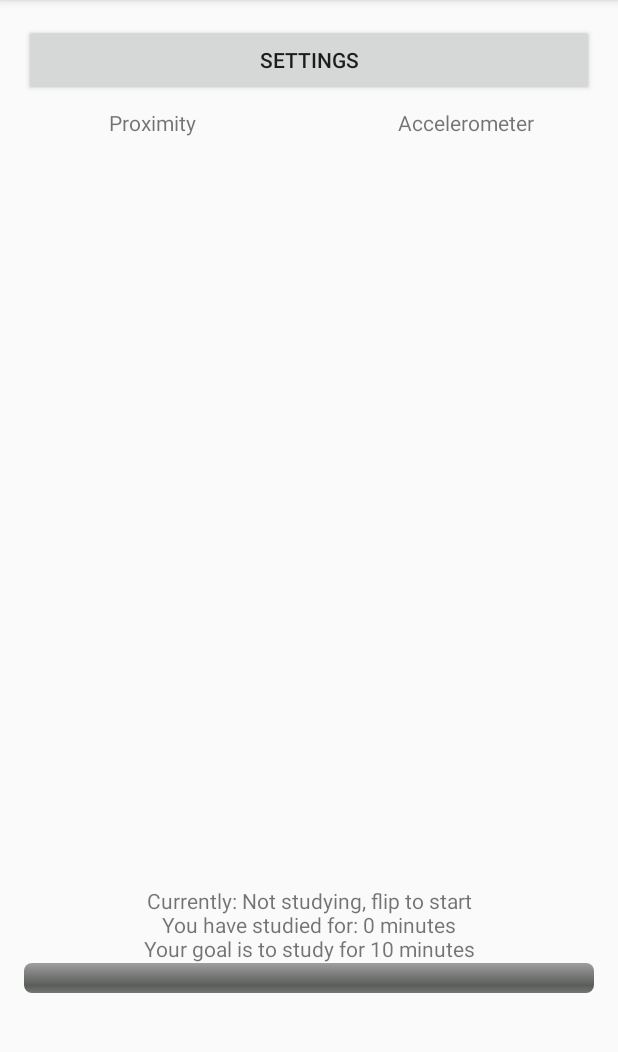
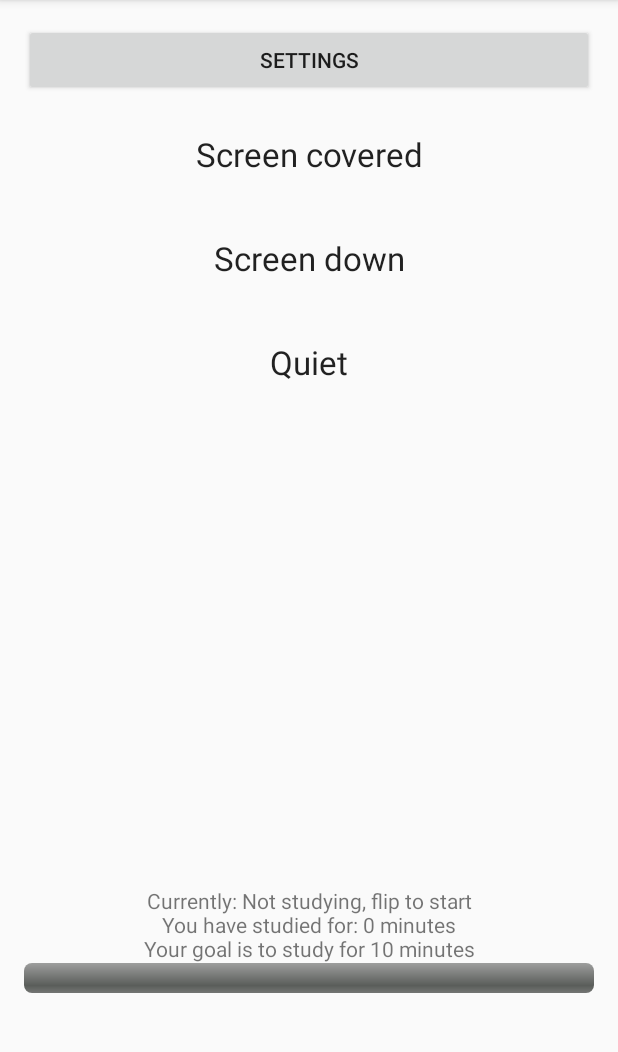
Before and after one commit to NBerlin/MAMN01Projekt, an Android app: the screen it shows after launch (MainActivity), on a phone screen of 412 x 824 dp, the part 84-1136 px from its top. Run offline under Robolectric (Android 15) with nearby library versions, the light colour scheme and no system bars.

Commit message:
Implemented noise detection
Implemented so application works on sdk 22
Rewrote some settings stuff
Made UI larger
Made permission handling abit smother

```diff
--- a/app/build.gradle
+++ b/app/build.gradle
@@ -4,7 +4,7 @@ android {
     compileSdkVersion 27
     defaultConfig {
         applicationId "grupp1.pluggfokus"
-        minSdkVersion 24
+        minSdkVersion 22
         targetSdkVersion 27
         versionCode 1
         versionName "1.0"
--- a/app/src/main/AndroidManifest.xml
+++ b/app/src/main/AndroidManifest.xml
@@ -4,6 +4,7 @@
     <uses-permission android:name="android.permission.VIBRATE"/>
     <uses-permission android:name="android.permission.ACCESS_NOTIFICATION_POLICY" />
     <uses-permission android:name="android.permission.WRITE_SETTINGS"/>
+    <uses-permission android:name="android.permission.RECORD_AUDIO" />
 
     <application
         android:allowBackup="true"
--- a/app/src/main/java/grupp1/projekt/MainActivity.java
+++ b/app/src/main/java/grupp1/projekt/MainActivity.java
@@ -24,16 +24,19 @@ import grupp1.projekt.detector.SensorEnums;
 import grupp1.projekt.settings.SettingsValues;
 import grupp1.projekt.settings.SettingActivity;
 import grupp1.projekt.detector.StudyTimer;
+import grupp1.projekt.util.SystemSettings;
 
 public class MainActivity extends AppCompatActivity implements DetectorListener, View.OnClickListener {
 
     private Detector mDetector;
 
-    private TextView mTextView, mTextAccelerometer, mTextProximity;
+    private TextView mTextView, mTextAccelerometer, mTextProximity, mTextNoise;
     private ProgressBar mProgressView;
     private Button mSettingsButton;
     private MediaPlayer mediaPlayer;
 
+    private SystemSettings mSystemSettings;
+    private SettingsChanger mSettingsChanger;
     private SettingsValues mSettingsValues;
 
     private SensorEnums lastState;
@@ -47,15 +50,21 @@ public class MainActivity extends AppCompatActivity implements DetectorListener,
         mTextView = findViewById(R.id.main_text);
         mProgressView = findViewById(R.id.progress_text);
         mSettingsButton = findViewById(R.id.button_settings);
+
         mTextAccelerometer = findViewById(R.id.text_accelerometer);
         mTextProximity = findViewById(R.id.text_proximity);
+        mTextNoise = findViewById(R.id.text_noise);
+
         mProgressView.setProgressTintList(ColorStateList.valueOf(Color.BLUE));
         mProgressView.setProgress(timer.getToday());
 
-
         mDetector = new Detector(this);
         lastState = SensorEnums.OUTSIDE;
+
         mSettingsValues = new SettingsValues(this.getBaseContext());
+        mSettingsChanger = new SettingsChanger(this.getBaseContext());
+        mSystemSettings = new SystemSettings(this.getBaseContext());
+
         onStateChange(lastState);
         mediaPlayer = MediaPlayer.create(getApplicationContext(), R.raw.tada);
     }
@@ -63,10 +72,19 @@ public class MainActivity extends AppCompatActivity implements DetectorListener,
     @Override
     protected void onStart() {
         super.onStart();
+        if (mSettingsValues.isBrightnessOn() && !mSystemSettings.isBrightnessAvailable()) {
+            mSystemSettings.requestBrightness(this);
+        } else if(mSettingsValues.isDoNotDisturbOn() && !mSystemSettings.isDoNotDisturbAvailable()) {
+            mSystemSettings.requestDoNotDisturb(this);
+        } else if (mSettingsValues.isNoiseOn() && !mSystemSettings.isRecordingAvailable()) {
+            mSystemSettings.requestAudioRecording(this);
+        }
+
         onStateChange(lastState);
 
         mDetector.registerListener(this);
-        mDetector.start();
+        mDetector.registerListener(mSettingsChanger);
+        mDetector.restart();
 
         mSettingsButton.setOnClickListener(this);
     }
@@ -75,6 +93,7 @@ public class MainActivity extends AppCompatActivity implements DetectorListener,
     protected void onStop() {
         super.onStop();
         mDetector.unregisterListener(this);
+        mDetector.unregisterListener(mSettingsChanger);
         mDetector.stop();
     }
 
@@ -111,13 +130,19 @@ public class MainActivity extends AppCompatActivity implements DetectorListener,
                 view = mTextProximity;
             } else if (key.equals("accelerometer")) {
                 view = mTextAccelerometer;
+            } else if (key.equals("noise")) {
+                view = mTextNoise;
             }
 
             SensorEnums s = fenceStates.get(key);
             if (s == SensorEnums.INSIDE) {
                 view.setBackgroundColor(Color.GREEN);
+                view.setVisibility(View.VISIBLE);
+            } else if (s == SensorEnums.OUTSIDE) {
+                view.setBackgroundColor(Color.RED);
+                view.setVisibility(View.VISIBLE);
             } else {
-                view.setBackgroundColor(Color.RED);
+                view.setVisibility(View.GONE);
             }
         }
 
@@ -129,8 +154,20 @@ public class MainActivity extends AppCompatActivity implements DetectorListener,
     }
 
     @Override
+    protected void onActivityResult(int requestCode, int resultCode, Intent data) {
+        super.onActivityResult(requestCode, resultCode, data);
+        if (requestCode == SystemSettings.REQUEST_CODE_AUDIO) {
+            mDetector.restart();
+        } else if (requestCode == SystemSettings.REQUEST_CODE_SETTINGS) {
+            mTextAccelerometer.setVisibility(View.GONE);
+            mTextProximity.setVisibility(View.GONE);
+            mTextNoise.setVisibility(View.GONE);
+        }
+    }
+
+    @Override
     public void onClick(View v) {
         Intent intent = new Intent(this, SettingActivity.class);
-        startActivity(intent);
+        startActivityForResult(intent, SystemSettings.REQUEST_CODE_SETTINGS);
     }
 }
--- /dev/null
+++ b/app/src/main/java/grupp1/projekt/SettingsChanger.java
@@ -0,0 +1,27 @@
+package grupp1.projekt;
+
+import android.content.Context;
+
+import grupp1.projekt.detector.DetectorListener;
+import grupp1.projekt.detector.SensorEnums;
+import grupp1.projekt.util.SystemSettings;
+
+public class SettingsChanger implements DetectorListener {
+    private final Context mContext;
+    private final SystemSettings mSystemSettings;
+
+    public SettingsChanger(Context context) {
+        mContext = context;
+        mSystemSettings = new SystemSettings(context);
+    }
+
+    @Override
+    public void onStateChange(SensorEnums state) {
+        if (mSystemSettings.isBrightnessAvailable()) {
+            mSystemSettings.setBrightness(state == SensorEnums.INSIDE);
+        }
+        if (mSystemSettings.isDoNotDisturbAvailable()) {
+            mSystemSettings.setSilent(state == SensorEnums.INSIDE);
+        }
+    }
+}
--- a/app/src/main/java/grupp1/projekt/detector/Detector.java
+++ b/app/src/main/java/grupp1/projekt/detector/Detector.java
@@ -1,17 +1,14 @@
 package grupp1.projekt.detector;
 
-import android.app.NotificationManager;
 import android.content.Context;
-import android.content.Intent;
-import android.media.AudioManager;
 
-import grupp1.projekt.settings.SettingsValues;
-
-import android.provider.Settings;
 import android.util.Log;
 
 import java.util.ArrayList;
 import java.util.HashMap;
+
+import grupp1.projekt.settings.SettingsValues;
+import grupp1.projekt.util.SystemSettings;
 
 public class Detector implements SensorFenceListener {
 
@@ -19,30 +16,50 @@ public class Detector implements SensorFenceListener {
     private final ArrayList<SensorFence> mFences;
     private final SettingsValues mSettings;
     private final Context mContext;
-    private HashMap<String, grupp1.projekt.detector.SensorEnums> states;
+    private final SystemSettings mSystemSettings;
+    private boolean mIsRunning;
 
     public Detector(Context context) {
         mListeners = new ArrayList<>();
         mFences = new ArrayList<>();
         mContext = context;
         mSettings = new SettingsValues(mContext);
+        mSystemSettings = new SystemSettings(mContext);
     }
 
     public void start() {
+        if (!mIsRunning) {
+            mIsRunning = true;
+            if (mSettings.isAccelerometerOn()) {
                 mFences.add(new Accelerometer());
+            }
+            if (mSettings.isProximityOn()) {
                 mFences.add(new Proximity());
+            }
+            if (mSettings.isNoiseOn() && mSystemSettings.isRecordingAvailable()) {
+                mFences.add(new Noise());
+            }
 
             for (SensorFence fence : mFences) {
+                try {
+                    fence.start(mContext);
                     fence.registerListener(this);
-            fence.start(mContext);
+                } catch (PermissionException e) {
+                    e.printStackTrace();
+                }
+            }
         }
     }
 
     public void stop() {
+        if (mIsRunning) {
             for (SensorFence fence : mFences) {
                 fence.stop();
                 fence.unregisterListener(this);
             }
+            mFences.clear();
+        }
+        mIsRunning = false;
     }
 
     public void registerListener(DetectorListener listener) {
@@ -63,51 +80,8 @@ public class Detector implements SensorFenceListener {
 
         SensorEnums outState = isInside ? SensorEnums.INSIDE : SensorEnums.OUTSIDE;
 
-        setSilent(isInside, mContext);
-        setBrightness(isInside, mContext);
         for (DetectorListener listener : mListeners) {
             listener.onStateChange(outState);
-        }
-    }
-
-    private void setBrightness(boolean darken, Context mContext) {
-        if (!Settings.System.canWrite(mContext)) {
-            Intent intent = new Intent(android.provider.Settings.ACTION_MANAGE_WRITE_SETTINGS);
-            mContext.startActivity(intent);
-        }
-
-        if (Settings.System.canWrite(mContext)) {
-            if (darken) {
-                Settings.System.putInt(mContext.getContentResolver(),
-                        Settings.System.SCREEN_BRIGHTNESS, 0);
-            } else {
-                Settings.System.putInt(mContext.getContentResolver(),
-                        Settings.System.SCREEN_BRIGHTNESS, 125);
-            }
-        }
-    }
-
-    private void setSilent(boolean silent, Context context) {
-        if (!mSettings.isDoNotDisturbOn()) {
-            return;
-        }
-        NotificationManager notificationManager =
-                (NotificationManager) context.getSystemService(Context.NOTIFICATION_SERVICE);
-
-        if (!notificationManager.isNotificationPolicyAccessGranted()) {
-            Intent intent = new Intent(android.provider.Settings.ACTION_NOTIFICATION_POLICY_ACCESS_SETTINGS);
-            mContext.startActivity(intent);
-        }
-
-        if (notificationManager.isNotificationPolicyAccessGranted()) {
-            AudioManager audio = (AudioManager) context.getSystemService(Context.AUDIO_SERVICE);
-            if (audio != null) {
-                if (silent) {
-                    audio.setRingerMode(AudioManager.RINGER_MODE_SILENT);
-                } else {
-                    audio.setRingerMode(AudioManager.RINGER_MODE_NORMAL);
-                }
-            }
         }
     }
 
@@ -118,4 +92,9 @@ public class Detector implements SensorFenceListener {
         }
         return map;
     }
+
+    public void restart() {
+        stop();
+        start();
     }
+}
--- /dev/null
+++ b/app/src/main/java/grupp1/projekt/detector/PermissionException.java
@@ -0,0 +1,4 @@
+package grupp1.projekt.detector;
+
+class PermissionException extends Throwable {
+}
--- a/app/src/main/java/grupp1/projekt/detector/Proximity.java
+++ b/app/src/main/java/grupp1/projekt/detector/Proximity.java
@@ -35,6 +35,7 @@ public class Proximity implements SensorFence, SensorEventListener {
         } else {
             state = OUTSIDE;
         }
+
         if (mLastState != state) {
             mLastState = state;
             informListeners(state);
--- a/app/src/main/java/grupp1/projekt/detector/SensorFence.java
+++ b/app/src/main/java/grupp1/projekt/detector/SensorFence.java
@@ -4,7 +4,7 @@ import android.content.Context;
 
 public interface SensorFence {
 
-    void start(Context context);
+    void start(Context context) throws PermissionException;
     void stop();
 
     void registerListener(SensorFenceListener listener);
--- a/app/src/main/java/grupp1/projekt/detector/StudyTimer.java
+++ b/app/src/main/java/grupp1/projekt/detector/StudyTimer.java
@@ -26,7 +26,7 @@ public class StudyTimer {
         lastStart = null;
         hasRung = false;
         mStorage = Storage.loadStudyTime(context);
-        mDateFormat = new SimpleDateFormat("YYYY-MM-DD", Locale.getDefault());
+        mDateFormat = new SimpleDateFormat("yyyy-MM-DD", Locale.getDefault());
     }
 
     public void start() {
--- a/app/src/main/java/grupp1/projekt/settings/SettingsValues.java
+++ b/app/src/main/java/grupp1/projekt/settings/SettingsValues.java
@@ -7,11 +7,14 @@ import android.support.v7.preference.PreferenceManager;
 public class SettingsValues {
 
     private final static String PREF_TIME_TO_STUDY = "study_goal_minutes";
+
     private final static String PREF_ACCELEROMETER = "detector_accelerometer";
     private final static String PREF_PROXIMITY = "detector_proximity";
-    private final static String PREF_VOICE = "detector_voice";
+    private final static String PREF_NOISE = "detector_voice";
+
     private final static String PREF_FEEDBACK_ON = "feedback_on";
     private final static String PREF_DO_NOT_DISTURB = "do_not_disturb";
+    private final static String PREF_BRIGHTNESS = "brightness_control";
 
     private final SharedPreferences mPreferences;
 
@@ -33,24 +36,27 @@ public class SettingsValues {
     }
 
     public boolean isFeedbackOn() {
-        return mPreferences.getBoolean(PREF_FEEDBACK_ON, true);
+        return mPreferences.getBoolean(PREF_FEEDBACK_ON, false);
     }
 
     public boolean isDoNotDisturbOn() {
-        return mPreferences.getBoolean(PREF_DO_NOT_DISTURB, true);
+        return mPreferences.getBoolean(PREF_DO_NOT_DISTURB, false);
     }
 
     public boolean isAccelerometerOn() {
-        return mPreferences.getBoolean(PREF_ACCELEROMETER, true);
+        return mPreferences.getBoolean(PREF_ACCELEROMETER, false);
     }
 
     public boolean isProximityOn() {
-        return mPreferences.getBoolean(PREF_PROXIMITY, true);
+        return mPreferences.getBoolean(PREF_PROXIMITY, false);
     }
 
-    public boolean isVoiceOn() {
-        return mPreferences.getBoolean(PREF_VOICE, true);
+    public boolean isNoiseOn() {
+        return mPreferences.getBoolean(PREF_NOISE, false);
     }
 
 
+    public boolean isBrightnessOn() {
+        return mPreferences.getBoolean(PREF_BRIGHTNESS, false);
+    }
 }
--- a/app/src/main/res/layout/activity_main.xml
+++ b/app/src/main/res/layout/activity_main.xml
@@ -11,6 +11,7 @@
         android:layout_width="match_parent"
         android:layout_height="wrap_content"
         android:text="Settings"/>
+
 
 
     <LinearLayout
@@ -43,26 +44,49 @@
 
     <TextView
         android:id="@+id/text_proximity"
-        android:layout_width="wrap_content"
+        android:layout_width="match_parent"
         android:layout_height="wrap_content"
         android:layout_marginEnd="8dp"
         android:layout_marginStart="8dp"
         android:layout_marginTop="8dp"
-        android:text="Proximity"
-        app:layout_constraintEnd_toStartOf="@+id/text_accelerometer"
-        app:layout_constraintHorizontal_bias="0.278"
-        app:layout_constraintStart_toStartOf="@+id/button_settings"
+        android:padding="16dp"
+        android:text="Screen covered"
+        android:textAlignment="center"
+        android:textAppearance="@style/Base.TextAppearance.AppCompat.Large"
+        app:layout_constraintEnd_toEndOf="parent"
+        app:layout_constraintStart_toStartOf="parent"
         app:layout_constraintTop_toBottomOf="@+id/button_settings" />
 
     <TextView
         android:id="@+id/text_accelerometer"
-        android:layout_width="wrap_content"
+        android:layout_width="match_parent"
         android:layout_height="wrap_content"
-        android:layout_marginEnd="40dp"
+        android:layout_marginEnd="8dp"
+        android:layout_marginStart="8dp"
         android:layout_marginTop="8dp"
-        android:text="Accelerometer"
-        app:layout_constraintEnd_toEndOf="@+id/button_settings"
-        app:layout_constraintTop_toBottomOf="@+id/button_settings" />
+        android:padding="16dp"
+        android:text="Screen down"
+        android:textAlignment="center"
+        android:textAppearance="@style/Base.TextAppearance.AppCompat.Large"
+        app:layout_constraintEnd_toEndOf="parent"
+        app:layout_constraintStart_toStartOf="parent"
+        app:layout_constraintTop_toBottomOf="@+id/text_proximity" />
+
+
+    <TextView
+        android:id="@+id/text_noise"
+        android:layout_width="match_parent"
+        android:layout_height="wrap_content"
+        android:layout_marginEnd="8dp"
+        android:layout_marginStart="8dp"
+        android:layout_marginTop="8dp"
+        android:padding="16dp"
+        android:text="Quiet"
+        android:textAlignment="center"
+        android:textAppearance="@style/Base.TextAppearance.AppCompat.Large"
+        app:layout_constraintEnd_toEndOf="parent"
+        app:layout_constraintStart_toStartOf="parent"
+        app:layout_constraintTop_toBottomOf="@+id/text_accelerometer" />
 
 
 </android.support.constraint.ConstraintLayout>
--- a/app/src/main/res/values/strings.xml
+++ b/app/src/main/res/values/strings.xml
@@ -80,4 +80,5 @@
     <string name="pref_title_voice">Voice detection</string>
     <string name="pref_title_feedback">Audible feedback</string>
     <string name="pref_do_not_disturb">Do not disturb</string>
+    <string name="pref_title_brightness_control">Brightness Control</string>
 </resources>
```
Also changed, not shown: app/src/main/java/grupp1/projekt/detector/Noise.java (added, +102 -0 lines), app/src/main/java/grupp1/projekt/util/SystemSettings.java (added, +97 -0 lines), app/src/main/res/xml/pref_general.xml (+10 -5 lines). Lines whose indentation alone changed are shown as unchanged.
